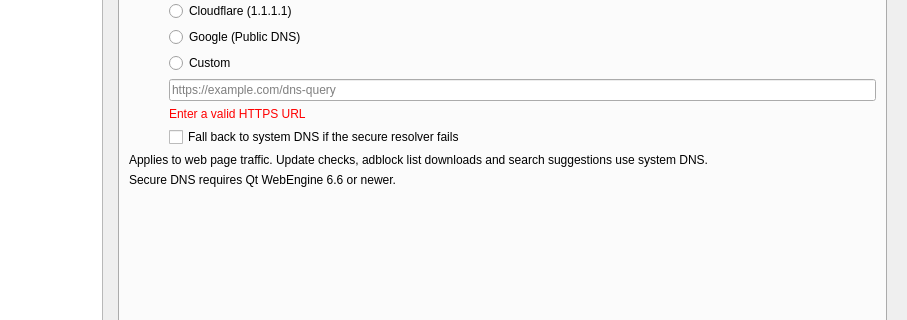
First picture: the form in src/lib/preferences/preferences.ui, repository bungamungil/compass, before the edit; both pictures show x 128 to 1035 and y 129 to 449 of the 1035 by 727 pixel window.
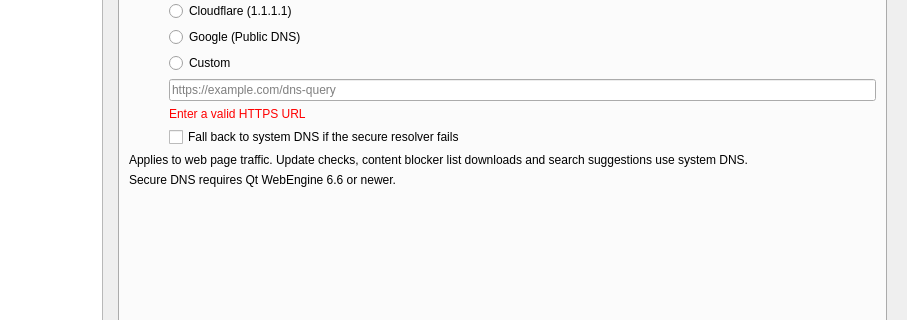
Second picture: the form after the edit. The open tabs and pages were chosen to show the change. Custom widgets are drawn as their Qt base class.

Commit message: feat(adblock): rebrand user-facing strings to "Content Blocker"

```diff
--- a/src/lib/preferences/preferences.ui
+++ b/src/lib/preferences/preferences.ui
@@ -1774,7 +1774,7 @@
                   <bool>true</bool>
                  </property>
                  <property name="text">
-                  <string>Applies to web page traffic. Update checks, adblock list downloads and search suggestions use system DNS.</string>
+                  <string>Applies to web page traffic. Update checks, content blocker list downloads and search suggestions use system DNS.</string>
                  </property>
                 </widget>
                </item>
```
The commit also changes 7 other files.
